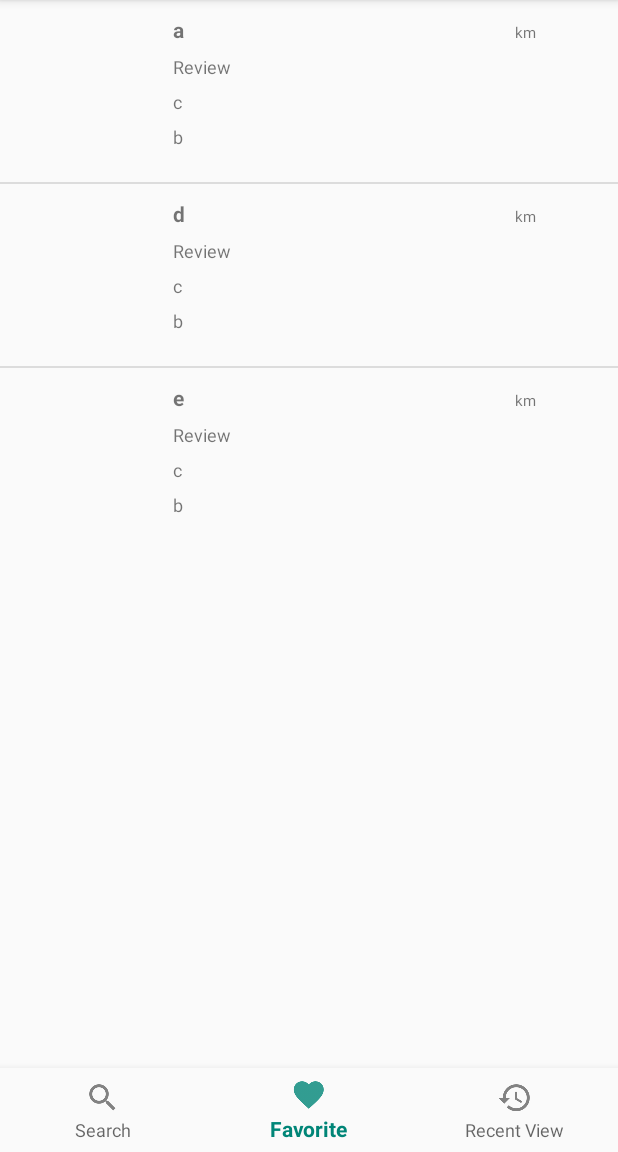
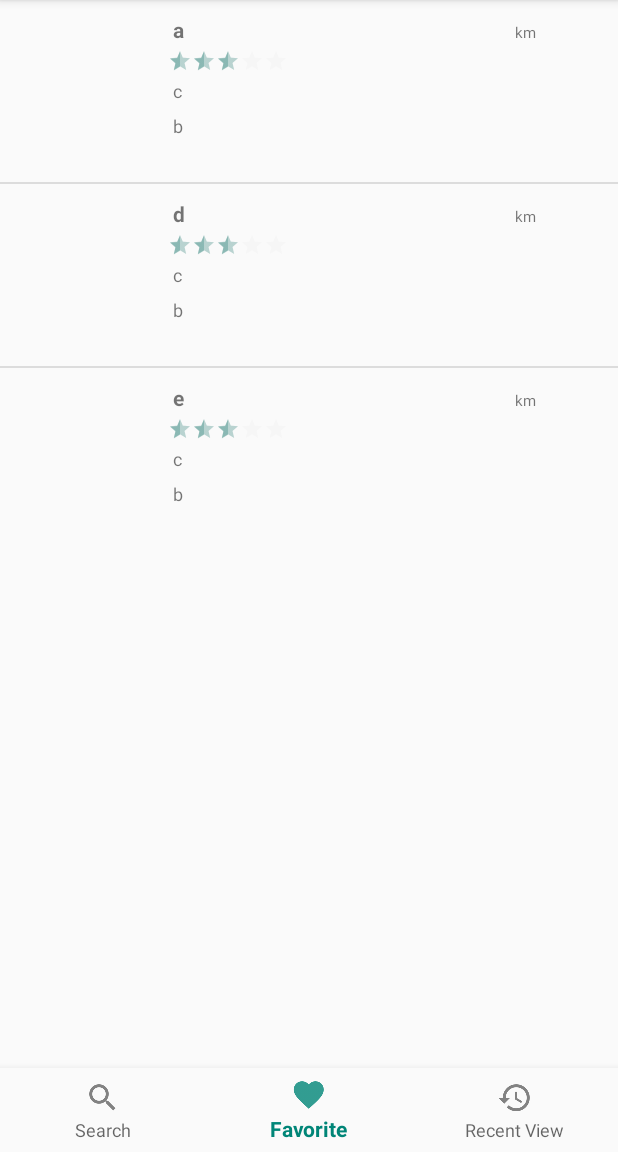
Before and after one commit to mrhoangmai93/CSIS3175-Project, an Android app: the screen it shows after launch (MainActivity), item 2 of the bottom bar chosen, on a phone screen of 412 x 824 dp, the part 84-1236 px from its top. Run offline under Robolectric (Android 15) with nearby library versions, the phone set to English and light mode, and no system bars; libraries missing offline, so code that uses them is left out: com.rapidapi.rapidconnect; 3 statements that could not run were skipped.

Commit message:
add rating bar and fix results

```diff
--- a/app/src/main/java/com/example/amynguyen/foodlover/Adapters/BusinessLineItemAdapter.java
+++ b/app/src/main/java/com/example/amynguyen/foodlover/Adapters/BusinessLineItemAdapter.java
@@ -6,6 +6,7 @@ import android.view.View;
 import android.view.ViewGroup;
 import android.widget.BaseAdapter;
 import android.widget.ImageView;
+import android.widget.RatingBar;
 import android.widget.TextView;
 
 import com.example.amynguyen.foodlover.Models.Business;
@@ -48,11 +49,16 @@ public class BusinessLineItemAdapter extends BaseAdapter {
 
             ImageView img = (ImageView) view.findViewById(R.id.imgRestaurant);
             TextView txtName = (TextView) view.findViewById(R.id.txtName);
-            TextView txtReview = (TextView) view.findViewById(R.id.txtAddress);
+            RatingBar txtReview = (RatingBar) view.findViewById(R.id.ratingBarReview);
             TextView txtCategory = (TextView) view.findViewById(R.id.txtCategory);
             TextView txtAddress = (TextView) view.findViewById(R.id.txtAddress);
             txtName.setText(businessInfoList.get(i).getName());
-            txtReview.setText(businessInfoList.get(i).getRating().toString());
+            //txtReview.setText(String.valueOf(businessInfoList.get(i).getRating()));
+            txtReview.setEnabled(false);
+            txtReview.setMax(5);
+            txtReview.setStepSize(0.01f);
+            txtReview.setRating(Float.parseFloat(String.valueOf(businessInfoList.get(i).getRating())));
+            txtReview.invalidate();
             txtCategory.setText(businessInfoList.get(i).getCategory());
             txtAddress.setText(businessInfoList.get(i).getAddress());
 
--- a/app/src/main/java/com/example/amynguyen/foodlover/Fragments/SearchFragment.java
+++ b/app/src/main/java/com/example/amynguyen/foodlover/Fragments/SearchFragment.java
@@ -17,6 +17,7 @@ import android.view.MenuInflater;
 import android.view.View;
 import android.view.ViewGroup;
 import android.widget.ArrayAdapter;
+import android.widget.EditText;
 import android.widget.LinearLayout;
 import android.widget.ListView;
 import android.widget.SearchView;
@@ -43,6 +44,7 @@ import static android.content.Context.LOCATION_SERVICE;
 
 public class SearchFragment extends android.support.v4.app.Fragment implements LocationListener {
     View mainView;
+    EditText distanceInput;
     BusinessLineItemAdapter myAdapter;
     NoScrollListView myList;
     ArrayList<Business> businessInfo = new ArrayList<Business>();
@@ -53,14 +55,7 @@ public class SearchFragment extends android.support.v4.app.Fragment implements L
             ACCESS_COARSE_LOCATION
     };
 
-    public void addResult() {
-        businessInfo.add(new Business("a", "b", "c", 3.0,
-                "https://upload.wikimedia.org/wikipedia/en/a/ae/Love_TV_Logo.png"));
-        businessInfo.add(new Business("d", "b", "c", 3.0,
-                "https://upload.wikimedia.org/wikipedia/en/a/ae/Love_TV_Logo.png"));
-        businessInfo.add(new Business("e", "b", "c", 3.0,
-                "https://upload.wikimedia.org/wikipedia/en/a/ae/Love_TV_Logo.png"));
-    }
+
     private static final int LOCATION_REQUEST=1340;
     YelpHelper yelpHelper = new YelpHelper();
     @Nullable
@@ -68,6 +63,8 @@ public class SearchFragment extends android.support.v4.app.Fragment implements L
     public View onCreateView(LayoutInflater inflater, @Nullable ViewGroup container, Bundle savedInstanceState) {
         View view = inflater.inflate(R.layout.fragment_search, container, false);
         mainView = view;
+        distanceInput = (EditText) view.findViewById(R.id.editTextDistance);
+        distanceInput.setFocusable(false);
         search(view);
         mLocationManager = (LocationManager) getActivity().getSystemService(LOCATION_SERVICE);
         return view;
@@ -80,8 +77,8 @@ public class SearchFragment extends android.support.v4.app.Fragment implements L
             @Override
             public void onClick(View view) {
                 locationSearch.setVisibility(view.VISIBLE);
+                foodSearch.onActionViewExpanded();
                 getBusinessList();
-                foodSearch.onActionViewExpanded();
                 locationSearch.setOnClickListener(new View.OnClickListener() {
                     @Override
                     public void onClick(View view) {
@@ -98,14 +95,13 @@ public class SearchFragment extends android.support.v4.app.Fragment implements L
 
             }
         });
-        // addResult();
+
         myList = (NoScrollListView) mainView.findViewById(R.id.listViewResult);
         myAdapter = new BusinessLineItemAdapter(businessInfo, getContext());
 
 
        NoScrollListView myList = (NoScrollListView) view.findViewById(R.id.listViewResult);
-        addResult();
-        BusinessLineItemAdapter myAdapter = new BusinessLineItemAdapter(businessInfo, getContext());
+
         myList.setAdapter(myAdapter);
 
     }
@@ -159,7 +155,8 @@ public class SearchFragment extends android.support.v4.app.Fragment implements L
             // mLocationManager.requestLocationUpdates(LocationManager.GPS_PROVIDER, 10, 10, this);
             if(location != null) {
                 String coordinate = location.getLatitude() + "," + location.getLongitude();
-                yelpHelper.setCoordinate(coordinate);
+                // yelpHelper.setCoordinate(coordinate);
+                yelpHelper.setCoordinate(String.valueOf("49.20390,-122.91308"));
             }
             // Print// create Yelp Helper instance
             final Handler handler = new Handler(Looper.getMainLooper());
@@ -169,28 +166,31 @@ public class SearchFragment extends android.support.v4.app.Fragment implements L
                     // execute command
                     ArrayList<Business> testList = new ArrayList<>();
                     JsonObject result = yelpHelper.getBusinessQuery();
+                    System.out.println(yelpHelper.getCoordinate());
+                    if(result != null) {
                         JsonArray arr = result.getAsJsonArray("businesses");
                         for (JsonElement pa : arr) {
                             JsonObject business = pa.getAsJsonObject();
-                        String     name     = business.get("name").getAsString();
-                        JsonObject     location = business.get("location").getAsJsonObject();
+                            String name = business.get("name").getAsString();
+                            JsonObject location = business.get("location").getAsJsonObject();
                             String address = location.get("address1").getAsString();
-                        JsonArray     categories     = business.get("categories").getAsJsonArray();
+                            JsonArray categories = business.get("categories").getAsJsonArray();
                             JsonObject categoryObject = categories.get(0).getAsJsonObject();
                             String category = categoryObject.get("title").getAsString();
                             Double rating = business.get("rating").getAsDouble();
                             String imageURL = business.get("image_url").getAsString();
                             testList.add(new Business(name, address, category, rating, imageURL));
-                        System.out.println("Name:" + name +"," + "category:" + category);
+                            System.out.println("Name:" + name + "," + "rating:" + rating);
                         }
                         final ArrayList<Business> finishList = testList;
                         // myAdapter.refresAdapter(businessInfo);
-                    handler.post(new Runnable(){
+                        handler.post(new Runnable() {
                             public void run() {
                                 myAdapter.refresAdapter(finishList);
                                 // System.out.println("Tao day");
                             }
                         });
+                    }
                 }
             };
             new Thread(runnable).start();
--- a/app/src/main/java/com/example/amynguyen/foodlover/yelpAPI/YelpHelper.java
+++ b/app/src/main/java/com/example/amynguyen/foodlover/yelpAPI/YelpHelper.java
@@ -31,7 +31,7 @@ public class YelpHelper {
     Boolean openNow = true;
     Double radius = 0.00;
     String location = null;
-    String coordinate = null;
+    String coordinate = "49.20390,-122.91308";
 
     public YelpHelper() {
         this.connect = new RapidApiConnect(APP_NAME, APP_ID);
@@ -44,6 +44,7 @@ public class YelpHelper {
         if(location == null && coordinate == null) return null;
         if(location != null) body.put("location", new Argument("data", location));
         else body.put("coordinate", new Argument("data", coordinate));
+        System.out.println("sadfadsfasf422");
         body.put("term", new Argument("data", term));
         body.put("openNow", new Argument("data", String.valueOf(openNow)));
         if(radius > 0 ) body.put("radius", new Argument("data", String.valueOf(radius)));
--- a/app/src/main/res/layout/fragment_search.xml
+++ b/app/src/main/res/layout/fragment_search.xml
@@ -71,7 +71,7 @@
         android:textSize="16sp" />
 
     <EditText
-        android:id="@+id/editText3"
+        android:id="@+id/editTextDistance"
         android:layout_width="81dp"
         android:layout_height="wrap_content"
         android:layout_below="@+id/switchOpenNow"
--- a/app/src/main/res/layout/layout_items.xml
+++ b/app/src/main/res/layout/layout_items.xml
@@ -58,14 +58,17 @@
         </TableRow>
 
         <TableRow
-            android:layout_width="match_parent"
-            android:layout_height="match_parent">
+            android:layout_width="111dp"
+            android:layout_height="wrap_content">
+            <android.support.constraint.ConstraintLayout>
 
-            <TextView
-                android:id="@+id/txtReview"
-                android:padding="3dip"
-                android:text="Review"
-                android:textSize="12sp" />
+                <RatingBar
+                    android:id="@+id/ratingBarReview"
+
+                    style="?android:attr/ratingBarStyleSmall"
+                    android:layout_width="80dp"
+                    android:layout_height="match_parent" /></android.support.constraint.ConstraintLayout>
+
         </TableRow>
 
         <TableRow
```
Lines whose indentation alone changed are shown as unchanged.
